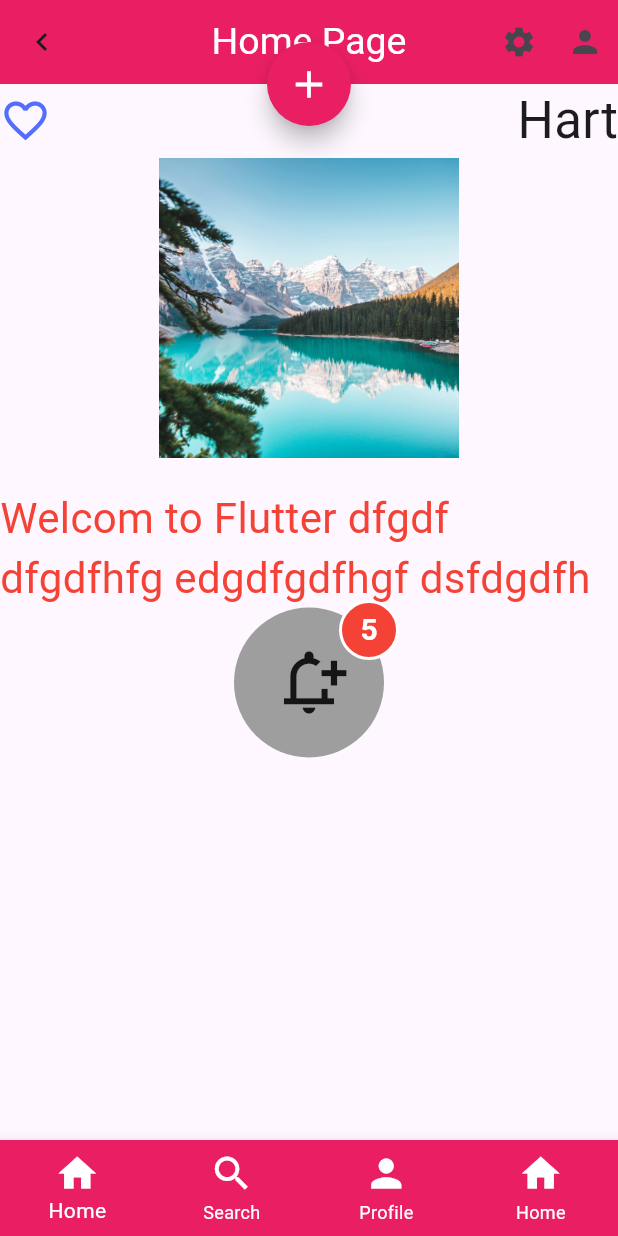
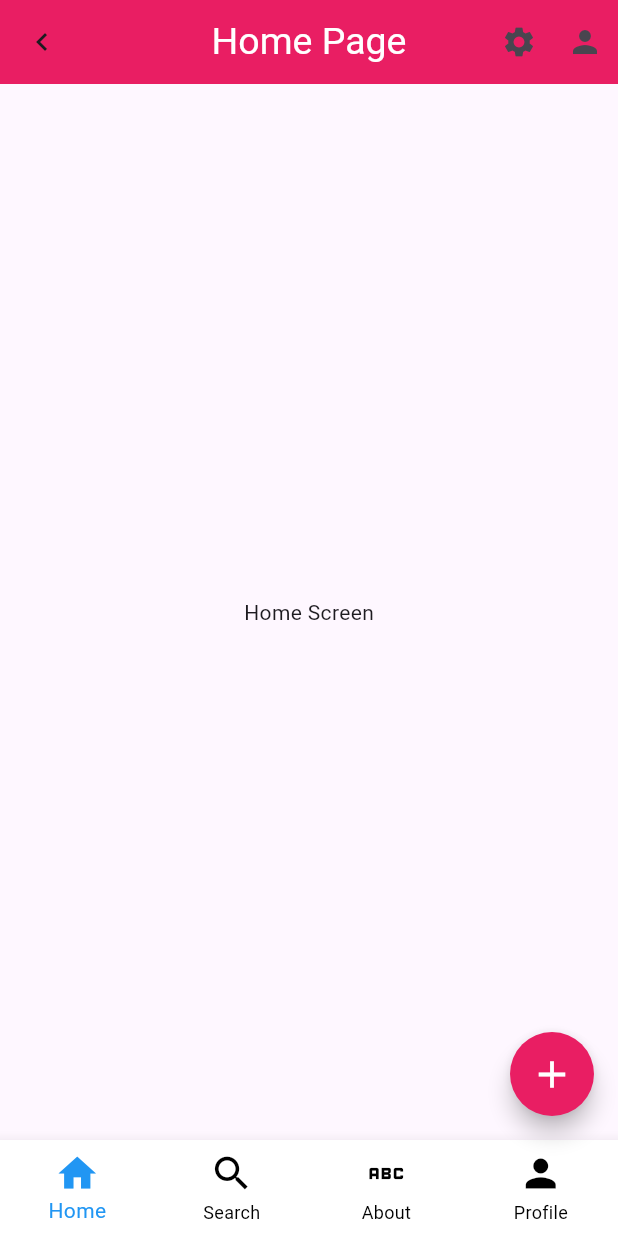
Before and after one commit to Rathapp/Mobile_TK_weekend, a Flutter app: the screen it shows after launch, scrolled down 40 dp, after a tap on "Log In", on a phone screen of 412 x 824 dp. Run offline on Flutter 3.47's test engine with Material 3 defaults, Android fonts, the phone set to English and light mode, and no system bars.

Commit message:
update bottonnavigationabare

```diff
--- a/lib/Log_in.dart
+++ b/lib/Log_in.dart
@@ -3,10 +3,19 @@ import 'package:flutter/material.dart';
 
 import 'home_page.dart';
 
-class LogIn extends StatelessWidget {
+class LogIn extends StatefulWidget {
   LogIn({super.key});
+
+  @override
+  State<LogIn> createState() => _LogInState();
+}
+
+class _LogInState extends State<LogIn> {
  final TextEditingController _emailController = TextEditingController();
+
  final TextEditingController _passwordController = TextEditingController();
+
+ bool is_Show = true;
   @override
   Widget build(BuildContext context) {
     return Scaffold(
@@ -51,7 +60,7 @@ class LogIn extends StatelessWidget {
                   SizedBox(height: 20,),
                   TextField(
                     controller: _passwordController,
-                      obscureText: true,
+                      obscureText: is_Show,
                       style: TextStyle(fontSize: 20,color: Colors.blue),
                       keyboardType: TextInputType.text,
                       decoration: InputDecoration(
@@ -67,7 +76,14 @@ class LogIn extends StatelessWidget {
                           // labelText: "Email",
                           prefixIcon: Icon(Icons.key,color: Colors.blue),
                           // icon: Icon(Icons.email),
-                          suffixIcon: Icon(Icons.visibility,color: Colors.blue),
+                          suffixIcon: InkWell(
+                              onTap: (){
+                                setState(() {
+                                  is_Show = !is_Show;
+                                });
+                              },
+                              child: is_Show? Icon(Icons.visibility,color: Colors.blue):Icon(Icons.visibility_off,color: Colors.blue,)
+                          ),
                           border: OutlineInputBorder(
                             borderRadius: BorderRadius.circular(10),
                             borderSide: BorderSide(color: Colors.blue,width: 2),
@@ -79,7 +95,7 @@ class LogIn extends StatelessWidget {
                   ),
                   SizedBox(height: 20,),
 
-                  CircularProgressIndicator(),
+                  // CircularProgressIndicator(),
                   SizedBox(
                     width: MediaQuery.of(context).size.width,
                     height: 50,
--- /dev/null
+++ b/lib/Screen/home_screen.dart
@@ -0,0 +1,16 @@
+import 'package:flutter/material.dart';
+class HomeScreen extends StatelessWidget {
+  const HomeScreen({super.key});
+
+  @override
+  Widget build(BuildContext context) {
+    return Container(
+      child: Center(
+        child: Column(
+          mainAxisAlignment: MainAxisAlignment.center,
+            crossAxisAlignment: CrossAxisAlignment.center,
+            children: [Text("Home Screen")]),
+      ),
+    );
+  }
+}
--- a/lib/home_page.dart
+++ b/lib/home_page.dart
@@ -1,9 +1,24 @@
 import 'package:flutter/material.dart';
 
-class HomePage extends StatelessWidget {
+import 'Screen/about_screen.dart';
+import 'Screen/home_screen.dart';
+import 'Screen/profile_screen.dart';
+import 'Screen/search_screen.dart';
+
+class HomePage extends StatefulWidget {
+  @override
+  State<HomePage> createState() => _HomePageState();
+}
+
+class _HomePageState extends State<HomePage> {
   // const HomePage({super.key});
   final url ="https://oceanview4luz.wordpress.com/wp-content/uploads/2013/01/sunset-for-front-room-i.jpg";
+
   final GlobalKey<ScaffoldState> _scaffoldKey = GlobalKey<ScaffoldState>();
+
+  final List<Widget> _screen = [HomeScreen(),SearchScreen(),AboutScreen(),ProfileScreen()];
+  int _currentIndex = 0;
+
   @override
   Widget build(BuildContext context) {
     return Scaffold(
@@ -11,10 +26,13 @@ class HomePage extends StatelessWidget {
       appBar: buildAppBar(context),
       // drawer: buildDrawer(),
       endDrawer: Drawer(),
-      body: buildBody(),
+      body: _screen[_currentIndex],
+      // buildBody(),
       floatingActionButton: buildFloatingActionButton(),
-      floatingActionButtonLocation: FloatingActionButtonLocation.centerTop,
+      // floatingActionButtonLocation: FloatingActionButtonLocation.centerTop,
       bottomNavigationBar: buildBottomNavigationBar(),
+      // buildBottomAppBar(),
+      // buildBottomNavigationBar(),
 
     );
 
@@ -23,23 +41,35 @@ class HomePage extends StatelessWidget {
 
   BottomNavigationBar buildBottomNavigationBar() {
     return BottomNavigationBar(
+      onTap: (index){
+        setState(() {
+          _currentIndex= index;
+        });
+
+      },
+      currentIndex: _currentIndex,
         type: BottomNavigationBarType.fixed,
-        backgroundColor: Colors.pink,
-        fixedColor: Colors.white,
-        unselectedItemColor: Colors.white,
+        backgroundColor: Colors.white,
+        // fixedColor: Colors.white,
+        selectedItemColor: Colors.blue,
+        unselectedItemColor: Colors.black,
         iconSize: 30,
         items: [
       BottomNavigationBarItem(icon: Icon(Icons.home),label: "Home"),
       BottomNavigationBarItem(icon: Icon(Icons.search),label: "Search"),
+          BottomNavigationBarItem(icon: Icon(Icons.abc_outlined),label: "About"),
       BottomNavigationBarItem(icon: Icon(Icons.person),label: "Profile"),
-          BottomNavigationBarItem(icon: Icon(Icons.home),label: "Home"),
+
     ]);
   }
 
   BottomAppBar buildBottomAppBar() {
     return BottomAppBar(
+      height: 55,
       shape: CircularNotchedRectangle(),
-      color: Colors.pink,
+      color: Colors.white,
+      elevation: 10,
+
       child: Row(
         mainAxisAlignment: MainAxisAlignment.spaceAround,
         children: [
@@ -48,6 +78,7 @@ class HomePage extends StatelessWidget {
           SizedBox( width: 30,),
           IconButton(onPressed: (){}, icon: Icon(Icons.search,color: Colors.white,size: 30,)),
           IconButton(onPressed: (){}, icon: Icon(Icons.person)),
+          CircleAvatar(backgroundImage: AssetImage("assets/images/dd.jpeg"),)
 
         ],
       ),
@@ -140,6 +171,7 @@ class HomePage extends StatelessWidget {
       actions: [Icon(Icons.settings,),SizedBox(width: 20,),Icon(Icons.person),SizedBox(width: 10,)],
     );
   }
+
   Widget buildBody() {
     return SingleChildScrollView(
       child: Center(
```
Also changed, not shown: lib/Screen/about_screen.dart (added, +11 -0 lines), lib/Screen/profile_screen.dart (added, +11 -0 lines), lib/Screen/search_screen.dart (added, +11 -0 lines).
